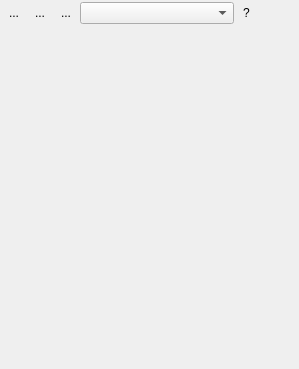
This is timeseriesviewer/ui/mapviewdock.ui in jakimowb/eo-time-series-viewer as Qt 5 draws it before an edit. The edited form follows.
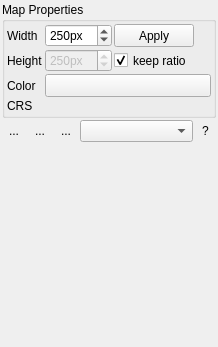
This is the edited form. Icons and pictures are not drawn. Custom widgets are drawn as their Qt base class.

What changed in the file:
```diff
--- a/timeseriesviewer/ui/mapviewdock.ui
+++ b/timeseriesviewer/ui/mapviewdock.ui
@@ -6,14 +6,14 @@
    <rect>
     <x>0</x>
     <y>0</y>
-    <width>299</width>
-    <height>369</height>
+    <width>218</width>
+    <height>347</height>
    </rect>
   </property>
   <property name="minimumSize">
    <size>
-    <width>124</width>
-    <height>218</height>
+    <width>170</width>
+    <height>72</height>
    </size>
   </property>
   <property name="windowTitle">
@@ -27,6 +27,300 @@
     <property name="margin">
      <number>2</number>
     </property>
+    <property name="topMargin">
+     <number>2</number>
+    </property>
+    <property name="rightMargin">
+     <number>2</number>
+    </property>
+    <property name="bottomMargin">
+     <number>2</number>
+    </property>
+    <item>
+     <widget class="QgsCollapsibleGroupBox" name="gbMapProperties">
+      <property name="minimumSize">
+       <size>
+        <width>0</width>
+        <height>0</height>
+       </size>
+      </property>
+      <property name="title">
+       <string>Map Properties</string>
+      </property>
+      <property name="collapsed">
+       <bool>true</bool>
+      </property>
+      <layout class="QFormLayout" name="formLayout">
+       <property name="sizeConstraint">
+        <enum>QLayout::SetDefaultConstraint</enum>
+       </property>
+       <property name="fieldGrowthPolicy">
+        <enum>QFormLayout::AllNonFixedFieldsGrow</enum>
+       </property>
+       <property name="rowWrapPolicy">
+        <enum>QFormLayout::DontWrapRows</enum>
+       </property>
+       <property name="horizontalSpacing">
+        <number>2</number>
+       </property>
+       <property name="verticalSpacing">
+        <number>2</number>
+       </property>
+       <property name="leftMargin">
+        <number>2</number>
+       </property>
+       <property name="topMargin">
+        <number>2</number>
+       </property>
+       <property name="rightMargin">
+        <number>2</number>
+       </property>
+       <property name="bottomMargin">
+        <number>2</number>
+       </property>
+       <item row="0" column="0">
+        <widget class="QLabel" name="label_8">
+         <property name="text">
+          <string>Width</string>
+         </property>
+         <property name="alignment">
+          <set>Qt::AlignLeading|Qt::AlignLeft|Qt::AlignVCenter</set>
+         </property>
+         <property name="buddy">
+          <cstring>spinBoxMapSizeY</cstring>
+         </property>
+        </widget>
+       </item>
+       <item row="0" column="1">
+        <layout class="QHBoxLayout" name="horizontalLayout_2">
+         <property name="topMargin">
+          <number>0</number>
+         </property>
+         <item>
+          <widget class="QSpinBox" name="spinBoxMapSizeX">
+           <property name="sizePolicy">
+            <sizepolicy hsizetype="Preferred" vsizetype="Preferred">
+             <horstretch>0</horstretch>
+             <verstretch>0</verstretch>
+            </sizepolicy>
+           </property>
+           <property name="minimumSize">
+            <size>
+             <width>0</width>
+             <height>0</height>
+            </size>
+           </property>
+           <property name="maximumSize">
+            <size>
+             <width>100</width>
+             <height>16777215</height>
+            </size>
+           </property>
+           <property name="toolTip">
+            <string>Max. length of an image chip on screen.</string>
+           </property>
+           <property name="specialValueText">
+            <string/>
+           </property>
+           <property name="suffix">
+            <string>px</string>
+           </property>
+           <property name="minimum">
+            <number>20</number>
+           </property>
+           <property name="maximum">
+            <number>1000</number>
+           </property>
+           <property name="singleStep">
+            <number>25</number>
+           </property>
+           <property name="value">
+            <number>250</number>
+           </property>
+          </widget>
+         </item>
+         <item>
+          <widget class="QPushButton" name="btnApplySizeChanges">
+           <property name="sizePolicy">
+            <sizepolicy hsizetype="Preferred" vsizetype="Preferred">
+             <horstretch>0</horstretch>
+             <verstretch>0</verstretch>
+            </sizepolicy>
+           </property>
+           <property name="text">
+            <string>Apply</string>
+           </property>
+          </widget>
+         </item>
+         <item>
+          <spacer name="horizontalSpacer_2">
+           <property name="orientation">
+            <enum>Qt::Horizontal</enum>
+           </property>
+           <property name="sizeHint" stdset="0">
+            <size>
+             <width>0</width>
+             <height>0</height>
+            </size>
+           </property>
+          </spacer>
+         </item>
+        </layout>
+       </item>
+       <item row="1" column="0">
+        <widget class="QLabel" name="label_6">
+         <property name="text">
+          <string>Height</string>
+         </property>
+         <property name="alignment">
+          <set>Qt::AlignLeading|Qt::AlignLeft|Qt::AlignVCenter</set>
+         </property>
+         <property name="buddy">
+          <cstring>spinBoxMapSizeY</cstring>
+         </property>
+        </widget>
+       </item>
+       <item row="1" column="1">
+        <layout class="QHBoxLayout" name="horizontalLayout_3">
+         <property name="topMargin">
+          <number>0</number>
+         </property>
+         <item>
+          <widget class="QSpinBox" name="spinBoxMapSizeY">
+           <property name="enabled">
+            <bool>false</bool>
+           </property>
+           <property name="sizePolicy">
+            <sizepolicy hsizetype="Preferred" vsizetype="Preferred">
+             <horstretch>0</horstretch>
+             <verstretch>0</verstretch>
+            </sizepolicy>
+           </property>
+           <property name="minimumSize">
+            <size>
+             <width>0</width>
+             <height>0</height>
+            </size>
+           </property>
+           <property name="maximumSize">
+            <size>
+             <width>100</width>
+             <height>16777215</height>
+            </size>
+           </property>
+           <property name="suffix">
+            <string>px</string>
+           </property>
+           <property name="prefix">
+            <string/>
+           </property>
+           <property name="minimum">
+            <number>20</number>
+           </property>
+           <property name="maximum">
+            <number>1000</number>
+           </property>
+           <property name="singleStep">
+            <number>25</number>
+           </property>
+           <property name="value">
+            <number>250</number>
+           </property>
+          </widget>
+         </item>
+         <item>
+          <widget class="QCheckBox" name="checkBoxKeepSubsetAspectRatio">
+           <property name="sizePolicy">
+            <sizepolicy hsizetype="Preferred" vsizetype="Preferred">
+             <horstretch>0</horstretch>
+             <verstretch>0</verstretch>
+            </sizepolicy>
+           </property>
+           <property name="text">
+            <string>keep ratio</string>
+           </property>
+           <property name="checked">
+            <bool>true</bool>
+           </property>
+          </widget>
+         </item>
+         <item>
+          <spacer name="horizontalSpacer_3">
+           <property name="orientation">
+            <enum>Qt::Horizontal</enum>
+           </property>
+           <property name="sizeHint" stdset="0">
+            <size>
+             <width>0</width>
+             <height>23</height>
+            </size>
+           </property>
+          </spacer>
+         </item>
+        </layout>
+       </item>
+       <item row="2" column="0">
+        <widget class="QLabel" name="label_15">
+         <property name="enabled">
+          <bool>true</bool>
+         </property>
+         <property name="text">
+          <string>Color</string>
+         </property>
+        </widget>
+       </item>
+       <item row="2" column="1">
+        <widget class="QgsColorButton" name="btnMapCanvasColor">
+         <property name="sizePolicy">
+          <sizepolicy hsizetype="Preferred" vsizetype="Preferred">
+           <horstretch>0</horstretch>
+           <verstretch>0</verstretch>
+          </sizepolicy>
+         </property>
+         <property name="minimumSize">
+          <size>
+           <width>0</width>
+           <height>0</height>
+          </size>
+         </property>
+         <property name="colorDialogTitle">
+          <string>Select Map Canvas Background Color</string>
+         </property>
+         <property name="color">
+          <color>
+           <red>0</red>
+           <green>0</green>
+           <blue>0</blue>
+          </color>
+         </property>
+        </widget>
+       </item>
+       <item row="3" column="0">
+        <widget class="QLabel" name="label_16">
+         <property name="enabled">
+          <bool>true</bool>
+         </property>
+         <property name="text">
+          <string>CRS</string>
+         </property>
+        </widget>
+       </item>
+       <item row="3" column="1">
+        <widget class="QgsProjectionSelectionWidget" name="btnCrs">
+         <property name="minimumSize">
+          <size>
+           <width>0</width>
+           <height>0</height>
+          </size>
+         </property>
+         <property name="toolTip">
+          <string>Map coordinate reference system.</string>
+         </property>
+        </widget>
+       </item>
+      </layout>
+     </widget>
+    </item>
     <item>
      <widget class="QFrame" name="BVButtonList">
       <property name="sizePolicy">
@@ -37,7 +331,7 @@
       </property>
       <property name="minimumSize">
        <size>
-        <width>25</width>
+        <width>0</width>
         <height>0</height>
        </size>
       </property>
@@ -105,6 +399,12 @@
        </item>
        <item>
         <widget class="QToolButton" name="btnRefresh">
+         <property name="sizePolicy">
+          <sizepolicy hsizetype="Preferred" vsizetype="Preferred">
+           <horstretch>0</horstretch>
+           <verstretch>0</verstretch>
+          </sizepolicy>
+         </property>
          <property name="toolTip">
           <string>Refresh map view rendering</string>
          </property>
@@ -150,8 +450,8 @@
          </property>
          <property name="sizeHint" stdset="0">
           <size>
-           <width>40</width>
-           <height>20</height>
+           <width>0</width>
+           <height>0</height>
           </size>
          </property>
         </spacer>
@@ -216,6 +516,25 @@
    </property>
   </action>
  </widget>
+ <customwidgets>
+  <customwidget>
+   <class>QgsCollapsibleGroupBox</class>
+   <extends>QGroupBox</extends>
+   <header>qgscollapsiblegroupbox.h</header>
+   <container>1</container>
+  </customwidget>
+  <customwidget>
+   <class>QgsColorButton</class>
+   <extends>QToolButton</extends>
+   <header>qgscolorbutton.h</header>
+  </customwidget>
+  <customwidget>
+   <class>QgsProjectionSelectionWidget</class>
+   <extends>QWidget</extends>
+   <header>qgsprojectionselectionwidget.h</header>
+   <container>1</container>
+  </customwidget>
+ </customwidgets>
  <resources>
   <include location="resources.qrc"/>
  </resources>
```
Left out of the diff: 37 changed lines with no effect on the pictures.
